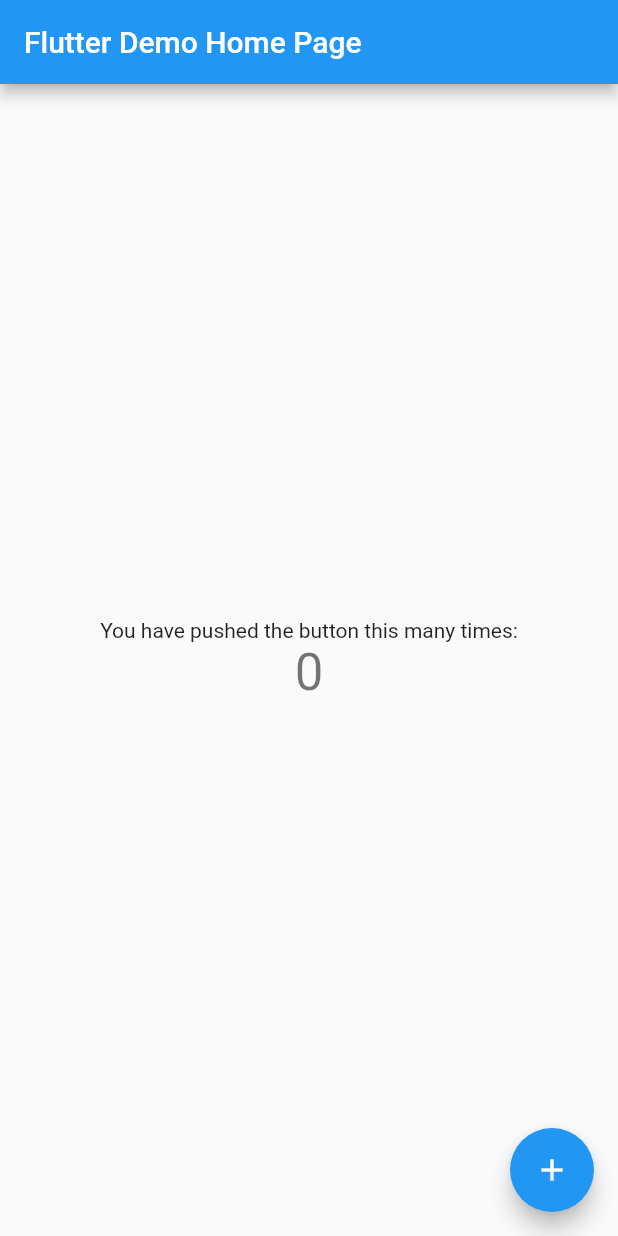
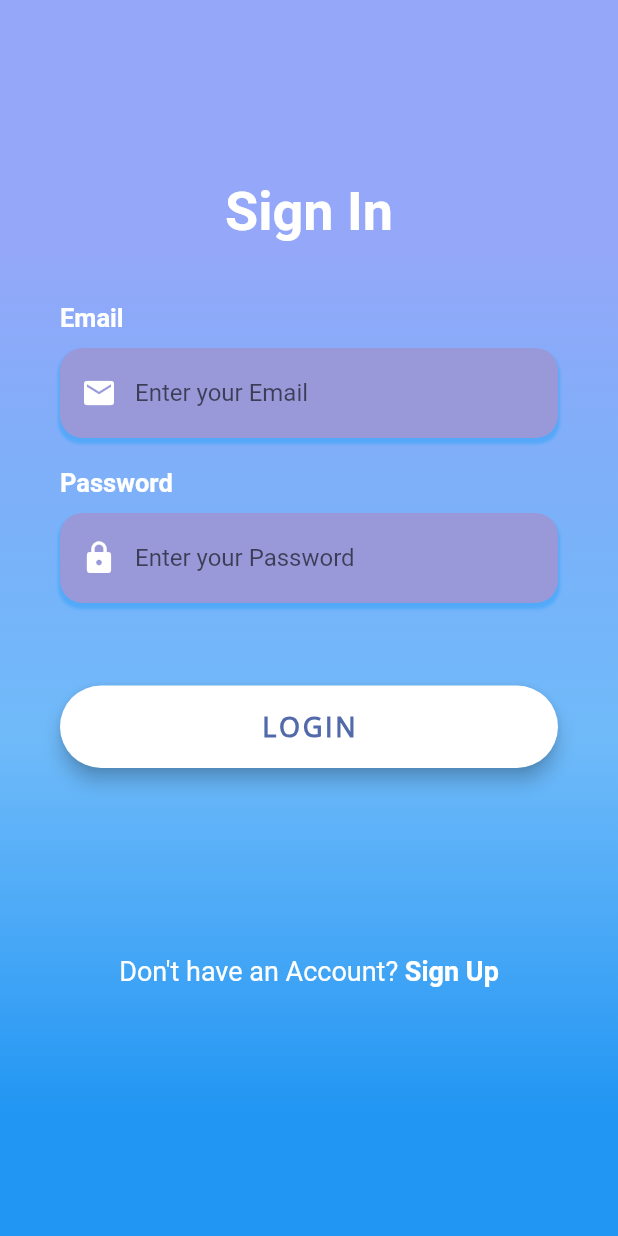
Before and after one commit to alerome99/TFG-RiesgosLaborales, a Flutter app: the screen it shows after launch, on a phone screen of 412 x 824 dp. Run offline on Flutter 3.47's test engine with Material 2 defaults, Android fonts, the phone set to English and light mode, and no system bars; our stand-ins replace cloud_firestore, firebase_core; accounts and stored records are empty; Roboto replaces fonts that are missing (Recursive).

Commit message:
Interfaz de login y navegabilidad a interfaz de registro

```diff
--- a/lib/main.dart
+++ b/lib/main.dart
@@ -1,7 +1,38 @@
 import 'package:cloud_firestore/cloud_firestore.dart';
 import 'package:firebase_core/firebase_core.dart';
 import 'package:flutter/material.dart';
+import 'package:flutter/services.dart';
 
+import 'pantallas/login.dart';
+import 'pantallas/registro.dart';
+
+
+
+void main() => runApp(MyApp());
+
+class MyApp extends StatelessWidget {
+
+  @override
+  Widget build(BuildContext context) {
+
+    SystemChrome.setSystemUIOverlayStyle( SystemUiOverlayStyle.light.copyWith(
+      statusBarColor: Colors.transparent
+    ));
+
+
+      return MaterialApp(
+        debugShowCheckedModeBanner: false,
+        title: 'Prevención Riesgos Laborales',
+        initialRoute: 'login',
+        routes: {
+          'login' : ( BuildContext context ) => Login(),
+          'registro' : ( BuildContext context ) => Registro(),
+        },
+        theme: ThemeData(primaryColor: Colors.purple),
+      );
+  }
+}
+/*
 void main() async {
    WidgetsFlutterBinding.ensureInitialized();
    await Firebase.initializeApp();
@@ -135,3 +166,4 @@ class _MyHomePageState extends State<MyHomePage> {
     );
   }
 }
+*/
--- /dev/null
+++ b/lib/pantallas/login.dart
@@ -0,0 +1,226 @@
+import 'package:flutter/gestures.dart';
+import 'package:flutter/material.dart';
+import 'package:flutter/services.dart';
+
+class Login extends StatefulWidget {
+  @override
+  _LoginState createState() => _LoginState();
+}
+
+class _LoginState extends State<Login> {
+  BoxDecoration myBoxDecoration() {
+    //Color(0xFF9999D9),
+    //Color(0xA992A5F9),
+    //Color(0xFf73aef5),
+    //Color(0xFF42A5F9),
+    return BoxDecoration(
+      boxShadow: [
+        BoxShadow(
+          color: Color(0xFF42A5F9).withOpacity(0.7),
+          spreadRadius: 1,
+          blurRadius: 1,
+          offset: Offset(0, 3),
+        ),
+      ],
+      color: Color(0xFF9999D9),
+      border: Border.all(
+        width: 2.0,
+        color: Color(0x000000000),
+      ),
+      borderRadius: BorderRadius.all(Radius.circular(15.0)),
+    );
+  }
+
+  Widget buildEmail() {
+    return Column(
+      crossAxisAlignment: CrossAxisAlignment.start,
+      children: <Widget>[
+        Text(
+          'Email',
+          style: TextStyle(
+            color: Colors.white,
+            fontFamily: 'Recursive',
+            fontSize: 17.0,
+            fontWeight: FontWeight.bold,
+          ),
+        ),
+        SizedBox(height: 10.0),
+        Container(
+          alignment: Alignment.centerLeft,
+          decoration: myBoxDecoration(),
+          height: 60.0,
+          child: TextField(
+            keyboardType: TextInputType.emailAddress,
+            style: TextStyle(color: Colors.white),
+            decoration: InputDecoration(
+              border: InputBorder.none,
+              contentPadding: EdgeInsets.only(top: 14.0),
+              prefixIcon: Icon(
+                Icons.email,
+                color: Colors.white,
+              ),
+              hintText: 'Enter your Email',
+            ),
+          ),
+        ),
+      ],
+    );
+  }
+
+  Widget buildButton() {
+    return Container(
+      padding: EdgeInsets.symmetric(vertical: 25.0),
+      width: double.infinity,
+      child: RaisedButton(
+          onPressed: () => print('ir a registro'),
+          elevation: 5.0,
+          padding: EdgeInsets.all(15.0),
+          shape: RoundedRectangleBorder(
+            borderRadius: BorderRadius.circular(50.0),
+          ),
+          color: Colors.white,
+          child: Text('LOGIN',
+              style: TextStyle(
+                color: Color(0xFF526AAA),
+                letterSpacing: 1.8,
+                fontWeight: FontWeight.bold,
+                fontSize: 18.0,
+                fontFamily: 'Open',
+              ))),
+    );
+  }
+
+  Widget buildSignUp() {
+    return Row(
+      mainAxisAlignment: MainAxisAlignment.center,
+      children: <Widget>[
+        Text(
+          'Don\'t have an Account? ',
+          style: TextStyle(
+            color: Colors.white,
+            fontSize: 18.0,
+            fontWeight: FontWeight.w400,
+      ),
+        ),
+        InkWell(
+          onTap: () {
+            Navigator.of(context).pushNamed("registro");
+          },
+          child: Text(
+            'Sign Up',
+            style: TextStyle(
+              color: Colors.white,
+              fontSize: 18.0,
+              fontWeight: FontWeight.bold,
+            )
+          )
+        )
+      ]
+    );
+  }
+
+
+
+  Widget buildPass() {
+    return Column(
+      crossAxisAlignment: CrossAxisAlignment.start,
+      children: <Widget>[
+        Text(
+          'Password',
+          style: TextStyle(
+            color: Colors.white,
+            fontFamily: 'Recursive',
+            fontSize: 17.0,
+            fontWeight: FontWeight.bold,
+          ),
+        ),
+        SizedBox(height: 10.0),
+        Container(
+          alignment: Alignment.centerLeft,
+          decoration: myBoxDecoration(),
+          height: 60.0,
+          child: TextField(
+            obscureText: true,
+            style: TextStyle(color: Colors.white),
+            decoration: InputDecoration(
+              border: InputBorder.none,
+              contentPadding: EdgeInsets.only(top: 14.0),
+              prefixIcon: Icon(
+                Icons.lock,
+                color: Colors.white,
+              ),
+              hintText: 'Enter your Password',
+            ),
+          ),
+        ),
+      ],
+    );
+  }
+
+  @override
+  Widget build(BuildContext context) {
+    return Scaffold(
+      body: AnnotatedRegion<SystemUiOverlayStyle>(
+        value: SystemUiOverlayStyle.light,
+        child: GestureDetector(
+          onTap: () => FocusScope.of(context).unfocus(),
+          child: Stack(
+            children: <Widget>[
+              Container(
+                height: double.infinity,
+                width: double.infinity,
+                decoration: BoxDecoration(
+                  gradient: LinearGradient(
+                    begin: Alignment.topCenter,
+                    end: Alignment.bottomCenter,
+                    colors: [
+                      //Color(0xFF9999D9),
+                      Color(0xF992A5F9),
+                      //Color(0xFF42A5F9),
+                      //Color(0xFf73aef5),
+                      Color(0xC142A5F9),
+                      Colors.blue,
+                    ],
+                    stops: [0.2, 0.6, 0.9],
+                  ),
+                ),
+              ),
+              Container(
+                height: double.infinity,
+                child: SingleChildScrollView(
+                  physics: AlwaysScrollableScrollPhysics(),
+                  padding: EdgeInsets.symmetric(
+                    horizontal: 40.0,
+                    vertical: 120.0,
+                  ),
+                  child: Column(
+                    mainAxisAlignment: MainAxisAlignment.center,
+                    children: <Widget>[
+                      Text(
+                        'Sign In',
+                        style: TextStyle(
+                          color: Colors.white,
+                          fontFamily: 'Recursive',
+                          fontSize: 36.0,
+                          fontWeight: FontWeight.bold,
+                        ),
+                      ),
+                      SizedBox(height: 40.0),
+                      buildEmail(),
+                      SizedBox(height: 20.0),
+                      buildPass(),
+                      SizedBox(height: 30.0),
+                      buildButton(),
+                      SizedBox(height: 100.0),
+                      buildSignUp(),
+                    ],
+                  ),
+                ),
+              ),
+            ],
+          ),
+        ),
+      ),
+    );
+  }
+}
```
Also changed, not shown: lib/pantallas/registro.dart (added, +226 -0 lines), pubspec.yaml (+9 -7 lines), assets/fonts/OpenSans.ttf (added), assets/images/portada.png (added), 1 other file.
